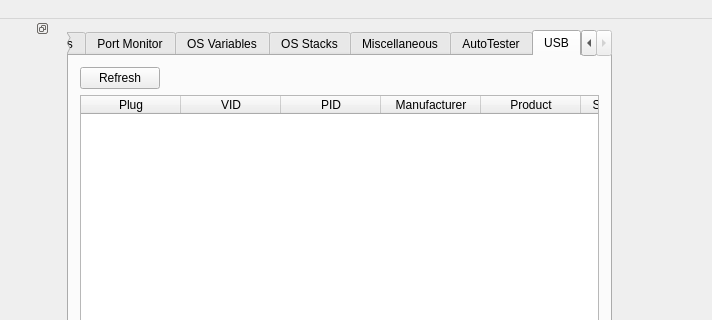
First picture: the form in gui/qt/mainwindow.ui, repository myclevorname/CEmu, before the edit; both pictures show x 390 to 1102 and y 0 to 320 of the 1102 by 1005 pixel window.
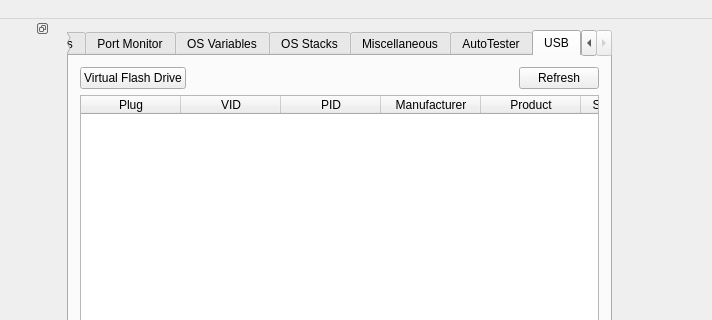
Second picture: the form after the edit. The open tabs and pages were chosen to show the change. Icons and pictures are not drawn. Custom widgets are drawn as their Qt base class.

Commit message: Add virtual flash drive.

Patch:
```diff
--- a/gui/qt/mainwindow.ui
+++ b/gui/qt/mainwindow.ui
@@ -6738,7 +6738,29 @@
        </attribute>
        <layout class="QVBoxLayout" name="verticalLayout_usb">
         <item>
-         <widget class="QPushButton" name="buttonRefreshUSB">
+         <layout class="QHBoxLayout" name="horizontalLayout_1">
+          <item alignment="Qt::AlignLeading">
+           <widget class="QPushButton" name="buttonCreateMsd">
+            <property name="sizePolicy">
+             <sizepolicy hsizetype="Maximum" vsizetype="Fixed">
+              <horstretch>0</horstretch>
+              <verstretch>0</verstretch>
+             </sizepolicy>
+            </property>
+            <property name="focusPolicy">
+             <enum>Qt::NoFocus</enum>
+            </property>
+            <property name="text">
+             <string>Virtual Flash Drive</string>
+            </property>
+            <property name="icon">
+             <iconset resource="resources.qrc">
+             <normaloff>:/icons/resources/icons/plus.png</normaloff>:/icons/resources/icons/plus.png</iconset>
+            </property>
+           </widget>
+          </item>
+          <item alignment="Qt::AlignTrailing">
+           <widget class="QPushButton" name="buttonRefreshUsb">
           <property name="sizePolicy">
            <sizepolicy hsizetype="Maximum" vsizetype="Fixed">
             <horstretch>0</horstretch>
@@ -6756,6 +6778,8 @@
             <normaloff>:/icons/resources/icons/refresh.png</normaloff>:/icons/resources/icons/refresh.png</iconset>
           </property>
          </widget>
+          </item>
+         </layout>
         </item>
         <item>
          <widget class="QTableWidget" name="usbTable">
```
Lines whose indentation alone changed are shown as unchanged. The commit also changes 8 other files.
